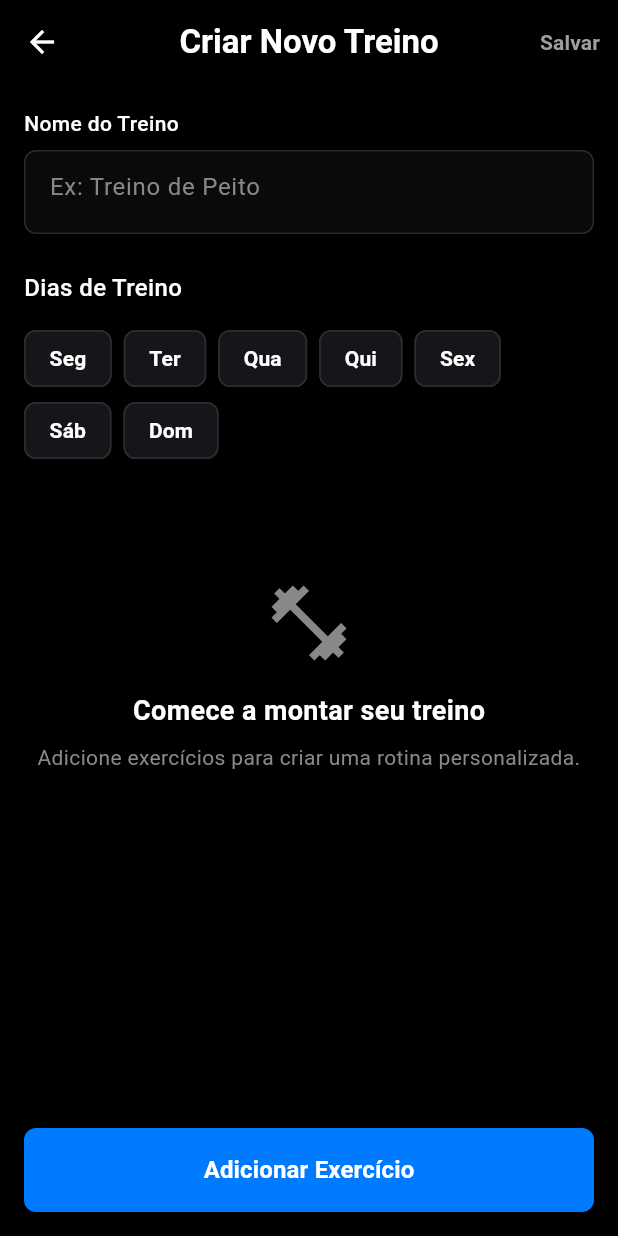
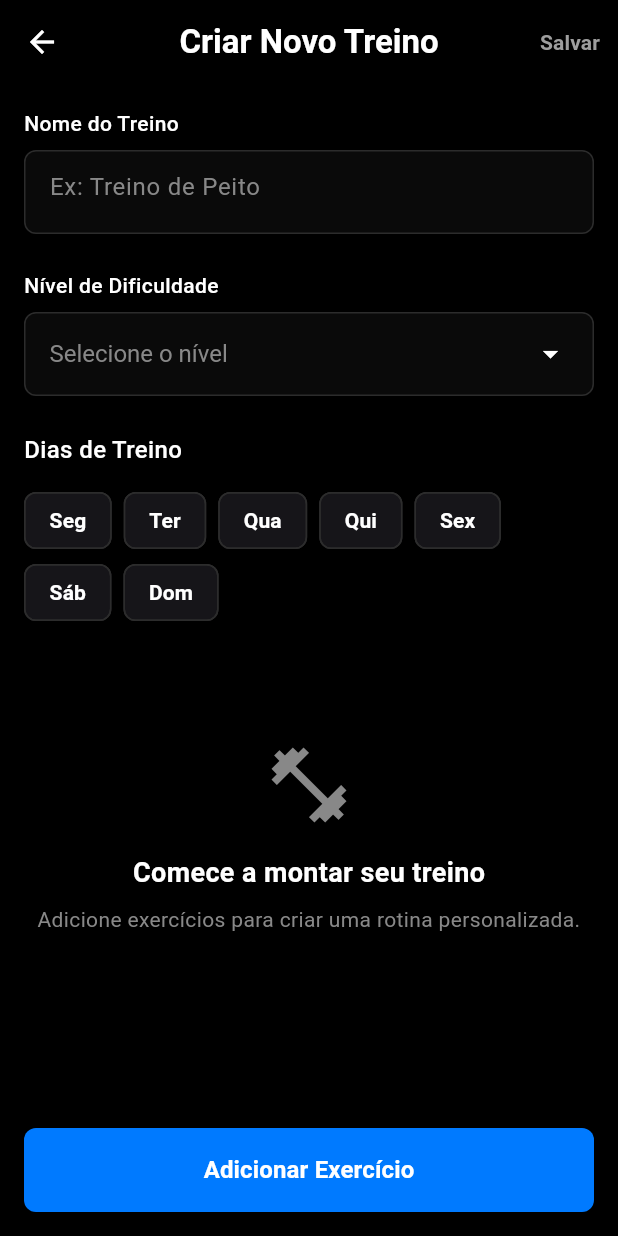
Before and after one commit to CainaZumaa/calistreet, a Flutter app: the CreateWorkoutScreen screen opened directly, on a phone screen of 412 x 824 dp. Run offline on Flutter 3.47's test engine with Material 3 defaults, Android fonts, the phone set to English and light mode, and no system bars; our stand-ins replace flutter_dotenv, font_awesome_flutter, material_symbols_icons, supabase, supabase_flutter; accounts and stored records are empty.

Commit message:
implement level input to create a workout

```diff
--- a/lib/screens/create_workout_screen.dart
+++ b/lib/screens/create_workout_screen.dart
@@ -40,6 +40,15 @@ class _CreateWorkoutScreenState extends State<CreateWorkoutScreen> {
     'Dom',
   ];
   List<String> _selectedDays = [];
+
+  // Mapeamento de níveis (backend -> frontend)
+  final Map<String, String> _levelMap = {
+    'beginner': 'Iniciante',
+    'intermediate': 'Intermediário',
+    'advanced': 'Avançado',
+  };
+
+  String? _selectedLevel;
 
   @override
   void initState() {
@@ -215,9 +224,10 @@ class _CreateWorkoutScreenState extends State<CreateWorkoutScreen> {
                       children: [
                         _buildNameInput(),
                         const SizedBox(height: 24),
+                        _buildLevelInput(),
+                        const SizedBox(height: 24),
                         _buildDaySelector(),
                         const SizedBox(height: 24),
-
                         _exercises.isEmpty
                             ? _buildEmptyState()
                             : Column(
@@ -357,6 +367,57 @@ class _CreateWorkoutScreenState extends State<CreateWorkoutScreen> {
               hintStyle: TextStyle(color: subtextDark),
               contentPadding: const EdgeInsets.symmetric(horizontal: 16),
               border: InputBorder.none,
+            ),
+          ),
+        ),
+      ],
+    );
+  }
+
+  Widget _buildLevelInput() {
+    return Column(
+      crossAxisAlignment: CrossAxisAlignment.start,
+      children: [
+        const Padding(
+          padding: EdgeInsets.only(bottom: 8.0),
+          child: Text(
+            'Nível de Dificuldade',
+            style: TextStyle(color: textDark, fontWeight: FontWeight.w500),
+          ),
+        ),
+        Container(
+          height: 56,
+          decoration: BoxDecoration(
+            color: cardDark.withOpacity(0.4),
+            borderRadius: BorderRadius.circular(8),
+            border: Border.all(color: borderDark),
+          ),
+          child: DropdownButtonHideUnderline(
+            child: DropdownButton<String>(
+              value: _selectedLevel,
+              hint: Text(
+                'Selecione o nível',
+                style: TextStyle(color: subtextDark, fontSize: 16),
+              ),
+              isExpanded: true,
+              icon: const Icon(Icons.arrow_drop_down, color: textDark),
+              dropdownColor: cardDark,
+              style: const TextStyle(color: textDark, fontSize: 16),
+              padding: const EdgeInsets.symmetric(horizontal: 16),
+              items: _levelMap.entries.map((entry) {
+                return DropdownMenuItem<String>(
+                  value: entry.key, // Valor do backend (beginner, intermediate, etc)
+                  child: Text(
+                    entry.value, // Texto em português (Iniciante, Intermediário, etc)
+                    style: const TextStyle(color: textDark),
+                  ),
+                );
+              }).toList(),
+              onChanged: (String? newValue) {
+                setState(() {
+                  _selectedLevel = newValue;
+                });
+              },
             ),
           ),
         ),
```
